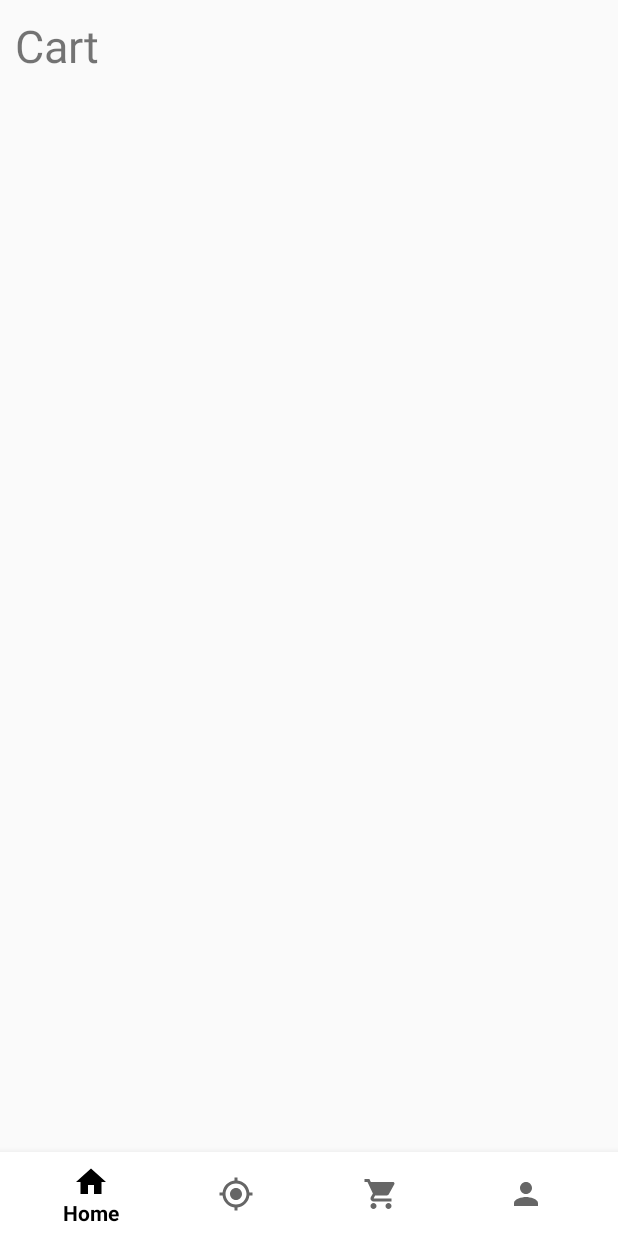
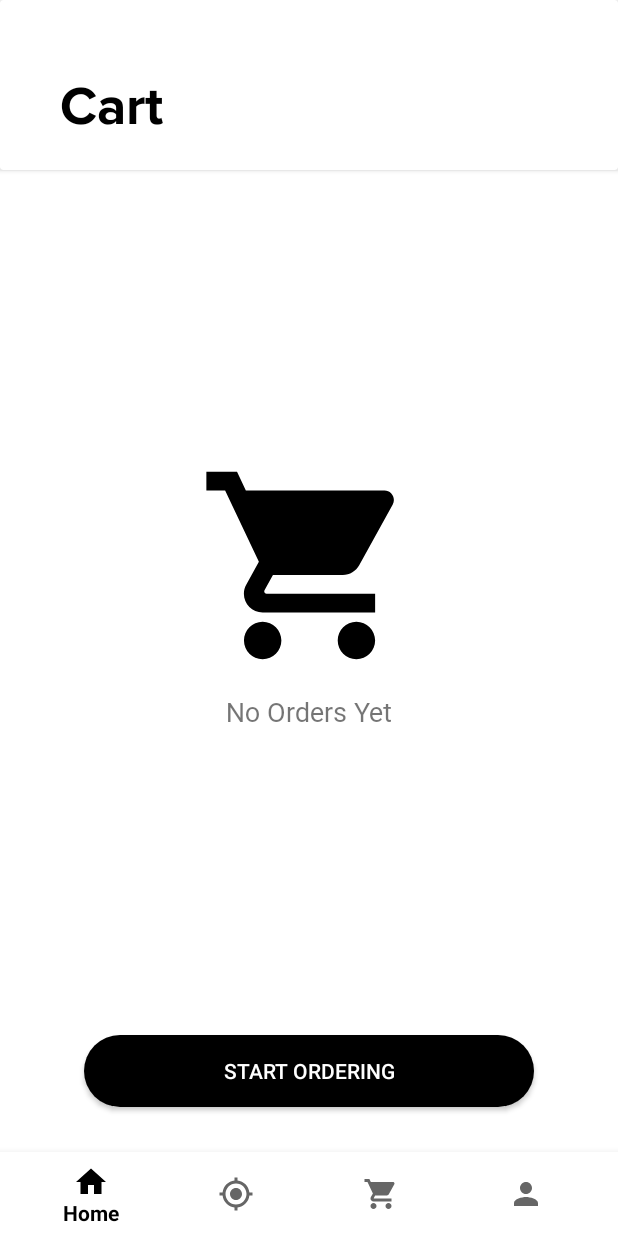
Before and after one commit to ManikantaMandala/openFashion, an Android app: the fragment CartFragment placed in its activity, on a phone screen of 412 x 824 dp. Run offline under Robolectric (Android 15) with nearby library versions, the phone set to English and light mode, and no system bars; our stand-ins replace Firebase (no records; nobody signed in at launch, a user with empty details on screens opened directly).

Commit message:
Mid Sem final commit

```diff
--- a/openFashion/app/src/main/java/com/bmlmunjal/openfashion/CartFragment.java
+++ b/openFashion/app/src/main/java/com/bmlmunjal/openfashion/CartFragment.java
@@ -1,20 +1,28 @@
 package com.bmlmunjal.openfashion;
 
 import android.os.Bundle;
-
-import androidx.fragment.app.Fragment;
-
 import android.view.LayoutInflater;
 import android.view.View;
 import android.view.ViewGroup;
 
+import androidx.fragment.app.Fragment;
 
-public class CartFragment extends Fragment {
+
+public class CartFragment extends Fragment implements View.OnClickListener {
+
 
     @Override
     public View onCreateView(LayoutInflater inflater, ViewGroup container,
                              Bundle savedInstanceState) {
         // Inflate the layout for this fragment
-        return inflater.inflate(R.layout.fragment_cart, container, false);
+        View myView = inflater.inflate(R.layout.fragment_cart, container, false);
+
+        return myView;
     }
+
+    @Override
+    public void onClick(View v) {
+
+    }
+
 }
--- a/openFashion/app/src/main/java/com/bmlmunjal/openfashion/MapsActivity.java
+++ b/openFashion/app/src/main/java/com/bmlmunjal/openfashion/MapsActivity.java
@@ -3,22 +3,20 @@ package com.bmlmunjal.openfashion;
 import androidx.annotation.NonNull;
 import androidx.appcompat.app.AppCompatActivity;
 import androidx.fragment.app.FragmentActivity;
-
 import android.content.Intent;
 import android.os.Bundle;
-
 import com.google.android.gms.maps.CameraUpdateFactory;
 import com.google.android.gms.maps.GoogleMap;
 import com.google.android.gms.maps.OnMapReadyCallback;
 import com.google.android.gms.maps.SupportMapFragment;
 import com.google.android.gms.maps.model.LatLng;
 import com.google.android.gms.maps.model.MarkerOptions;
-import com.bmlmunjal.openfashion.databinding.ActivityMapsBinding;
+//import com.bmlmunjal.openfashion.databinding.ActivityMapsBinding;
 
 public class MapsActivity extends AppCompatActivity implements OnMapReadyCallback {
 
     private GoogleMap mMap;
-    private ActivityMapsBinding binding;
+//    private ActivityMapsBinding binding;
 
     @Override
     protected void onCreate(Bundle savedInstanceState) {
@@ -32,8 +30,8 @@ public class MapsActivity extends AppCompatActivity implements OnMapReadyCallbac
     public void onMapReady(@NonNull GoogleMap googleMap) {
         mMap = googleMap;
 
-        LatLng latLng = new LatLng(17.0757,82.1360);
-        MarkerOptions markerOptions = new MarkerOptions().position(latLng).title("Peddapuram");
+        LatLng latLng = new LatLng(17.077003,82.138659);
+        MarkerOptions markerOptions = new MarkerOptions().position(latLng).title("Open Fashion");
         mMap.addMarker(markerOptions);
         mMap.moveCamera(CameraUpdateFactory.newLatLng(latLng));
         mMap.animateCamera(CameraUpdateFactory.newLatLngZoom(latLng,16f));
--- a/openFashion/app/src/main/java/com/bmlmunjal/openfashion/ViewPagerAdaptor.java
+++ b/openFashion/app/src/main/java/com/bmlmunjal/openfashion/ViewPagerAdaptor.java
@@ -14,8 +14,8 @@ import androidx.viewpager.widget.PagerAdapter;
 public class ViewPagerAdaptor extends PagerAdapter {
     Context context;
     int image[]={
+            R.drawable.kid_on_boarding,
             R.drawable.women_on_boarding,
-            R.drawable.kid_on_boarding,
             R.drawable.men_on_boarding,
     };
     int heading[]={
--- a/openFashion/app/src/main/res/layout/fragment_cart.xml
+++ b/openFashion/app/src/main/res/layout/fragment_cart.xml
@@ -3,19 +3,76 @@
     xmlns:tools="http://schemas.android.com/tools"
     android:layout_width="match_parent"
     android:layout_height="match_parent"
+    android:background="@color/white"
     xmlns:app="http://schemas.android.com/apk/res-auto"
     tools:context=".CartFragment">
 
+    <androidx.constraintlayout.widget.ConstraintLayout
+        android:layout_width="match_parent"
+        android:layout_height="match_parent">
+
+        <androidx.cardview.widget.CardView
+            android:id="@+id/cart_text"
+            android:layout_width="match_parent"
+            android:layout_height="wrap_content"
+            app:cardBackgroundColor="@color/white"
+            app:layout_constraintStart_toStartOf="parent"
+            app:layout_constraintTop_toTopOf="parent">
+
+            <androidx.constraintlayout.widget.ConstraintLayout
+                android:layout_width="match_parent"
+                android:layout_height="wrap_content"
+                android:paddingVertical="20dp">
+
                 <TextView
+                    style="@style/title_36"
                     android:id="@+id/CartHeading"
                     android:layout_width="wrap_content"
                     android:layout_height="wrap_content"
+                    android:layout_marginStart="40dp"
+                    android:layout_marginTop="30dp"
+                    android:text="@string/cart"
+                    android:textColor="@color/black"
+                    app:layout_constraintStart_toStartOf="parent"
+                    app:layout_constraintTop_toTopOf="parent" />
+
+            </androidx.constraintlayout.widget.ConstraintLayout>
+        </androidx.cardview.widget.CardView>
+
+        <ImageView
+            android:id="@+id/cart_img"
+            android:layout_width="150dp"
+            android:layout_height="150dp"
+            android:layout_marginBottom="50dp"
+            android:src="@drawable/ic_baseline_shopping_cart_24"
+            app:layout_constraintBottom_toTopOf="@+id/appCompatButton"
+            app:layout_constraintEnd_toEndOf="parent"
+            app:layout_constraintStart_toStartOf="parent"
+            app:layout_constraintTop_toBottomOf="@+id/cart_text" />
+
+        <TextView
+            style="@style/heading_italics_18"
+            android:id="@+id/no_order_text"
+            android:layout_width="wrap_content"
+            android:layout_height="wrap_content"
             android:layout_marginTop="10dp"
-        android:layout_marginStart="10dp"
-        android:text="@string/cart"
-        android:textSize="30sp"
+            android:text="@string/no_orders"
             app:layout_constraintEnd_toEndOf="parent"
-        app:layout_constraintHorizontal_bias="0.156"
+            app:layout_constraintStart_toStartOf="parent"
+            app:layout_constraintTop_toBottomOf="@+id/cart_img" />
+
+        <androidx.appcompat.widget.AppCompatButton
+            android:id="@+id/appCompatButton"
+            android:layout_width="300dp"
+            android:layout_height="wrap_content"
+            android:layout_marginBottom="30dp"
+            android:background="@drawable/round_btn"
+            android:padding="10dp"
+            android:text="@string/start_ordering"
+            android:textColor="@color/white"
+            app:layout_constraintBottom_toBottomOf="parent"
+            app:layout_constraintEnd_toEndOf="parent"
             app:layout_constraintStart_toStartOf="parent" />
 
+    </androidx.constraintlayout.widget.ConstraintLayout>
 </FrameLayout>
--- a/openFashion/app/src/main/res/layout/slider_layout.xml
+++ b/openFashion/app/src/main/res/layout/slider_layout.xml
@@ -9,7 +9,7 @@
     <ImageView
         android:id="@+id/slideImage"
         android:layout_width="620dp"
-        android:layout_height="620dp"
+        android:layout_height="555dp"
         android:layout_marginStart="-105dp"
         android:src="@drawable/men_on_boarding"/>
     <ImageView
@@ -22,8 +22,8 @@
         android:id="@+id/sliderLayoutTextViewTitle"
         android:layout_width="300dp"
         android:layout_height="90dp"
-        android:layout_marginStart="30dp"
-        android:layout_marginTop="-290dp"
+        android:layout_marginStart="40dp"
+        android:layout_marginTop="-270dp"
         android:text="@string/text_view_heading"
         android:textColor="@color/black"
         android:textSize="40sp"
@@ -33,7 +33,8 @@
         android:id="@+id/sliderLayoutTextViewDescription"
         android:layout_width="300dp"
         android:layout_height="100dp"
-        android:layout_marginStart="30dp"
+        android:layout_marginStart="40dp"
+        android:layout_marginTop="20dp"
         android:text="@string/description1"
         android:textColor="@android:color/darker_gray"
         android:textSize="20sp" />
--- a/openFashion/app/src/main/res/values/strings.xml
+++ b/openFashion/app/src/main/res/values/strings.xml
@@ -6,9 +6,9 @@
     <string name="_2_of_3">2 of 3</string>
     <string name="_3_of_3">3 of 3</string>
     <string name="text_view_heading">Welcome Onboard OpenFashion</string>
-    <string name="description1">Find your perfect Clothes that shine on you!</string>
-    <string name="description2">Get your loved lines the perfect fit</string>
-    <string name="description3">Perfect spot for all your occasions</string>
+    <string name="description1">Find perfect Clothes that shine on you!!!!</string>
+    <string name="description2">Get your loved ones the perfect fit....</string>
+    <string name="description3">Perfect spot for all your occasions ;)</string>
     <string name="user_login">User Login</string>
     <string name="usersubtext">Login to access the fashion world!</string>
     <string name="email_address">Email Address</string>
@@ -67,4 +67,6 @@
     <string name="Settings">Settings</string>
     <string name="Beta">Beta</string>
     <string name="joinour_team">Join our team</string>
+    <string name="start_ordering">Start Ordering</string>
+    <string name="no_orders">No Orders Yet</string>
 </resources>
--- a/openFashion/app/src/main/res/values/styles.xml
+++ b/openFashion/app/src/main/res/values/styles.xml
@@ -5,6 +5,12 @@
         <item name="android:fontFamily">@font/proxima_nova</item>
         <item name="android:textStyle">bold</item>
         <item name="android:textSize">24sp</item>
+    </style>
+
+    <style name="title_36">
+        <item name="android:fontFamily">@font/proxima_nova</item>
+        <item name="android:textStyle">bold</item>
+        <item name="android:textSize">36sp</item>
     </style>
 
     <style name="sub_title_bold_12">
```
Lines whose indentation alone changed are shown as unchanged.
